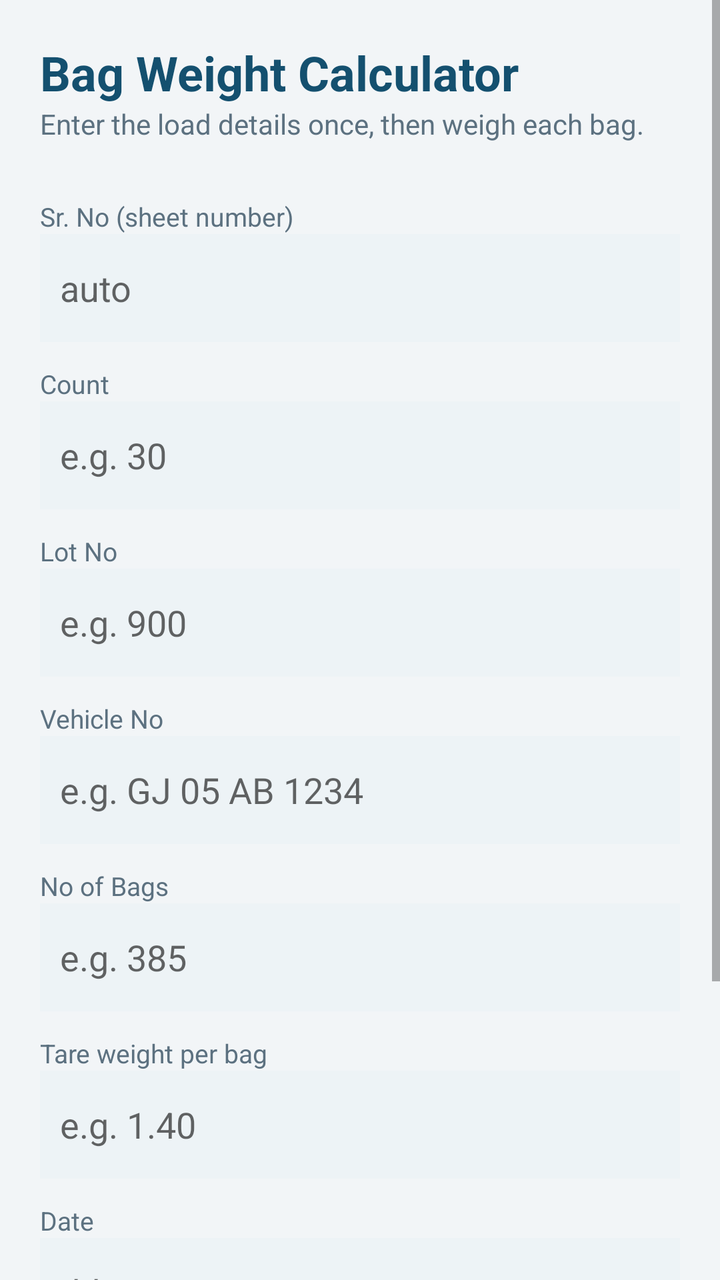
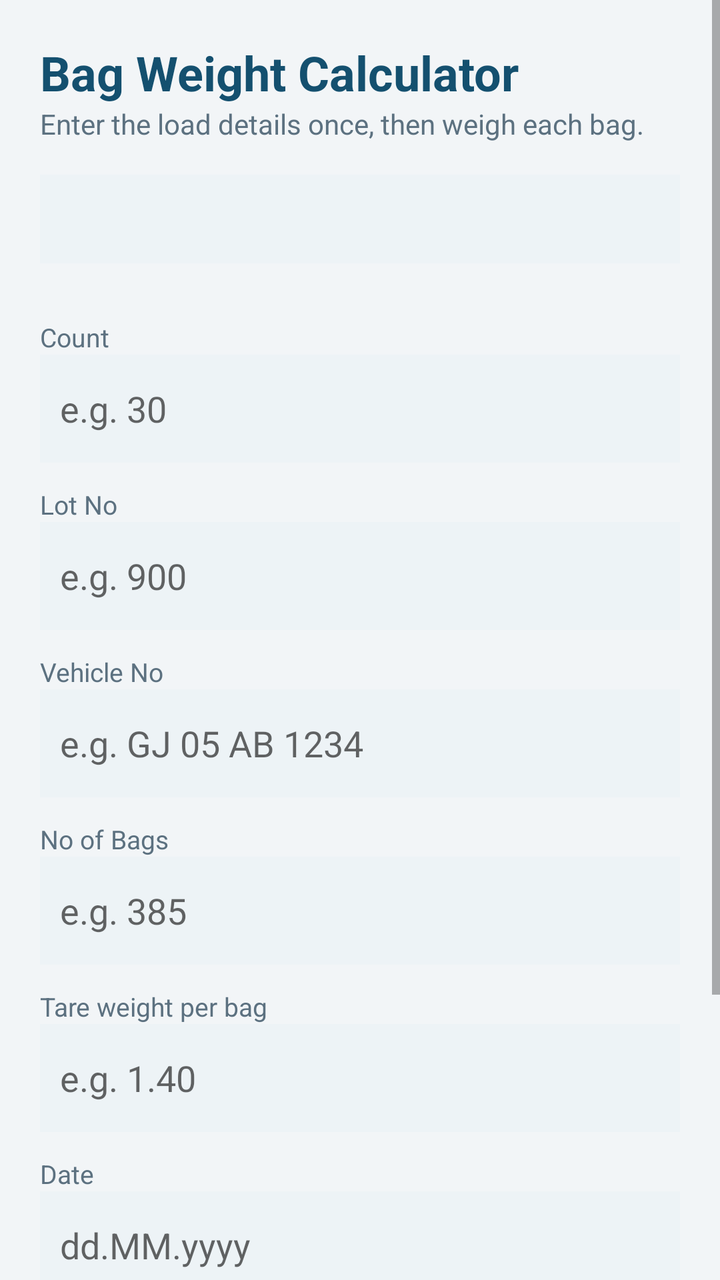

An Android layout rendered at two revisions. The XML below is the earlier revision; the diff shows what the commit changed to produce the second picture.
<!-- AndroidManifest.xml: application theme AppTheme -->
<!-- res/layout/activity_main.xml -->
<?xml version="1.0" encoding="utf-8"?>
<ScrollView xmlns:android="http://schemas.android.com/apk/res/android"
    android:layout_width="match_parent"
    android:layout_height="match_parent"
    android:fillViewport="true"
    android:background="@color/bg">

    <LinearLayout
        android:layout_width="match_parent"
        android:layout_height="wrap_content"
        android:orientation="vertical"
        android:padding="20dp">

        <TextView
            android:layout_width="match_parent"
            android:layout_height="wrap_content"
            android:text="@string/app_name"
            android:textColor="@color/primary_dark"
            android:textSize="24sp"
            android:textStyle="bold" />

        <TextView
            android:layout_width="match_parent"
            android:layout_height="wrap_content"
            android:layout_marginBottom="16dp"
            android:text="@string/load_subtitle"
            android:textColor="@color/muted"
            android:textSize="14sp" />

        
        <LinearLayout
            android:id="@+id/resume_banner"
            android:layout_width="match_parent"
            android:layout_height="wrap_content"
            android:layout_marginBottom="20dp"
            android:background="@color/banner"
            android:orientation="vertical"
            android:padding="14dp"
            android:visibility="gone">

            <TextView
                android:id="@+id/tv_resume"
                android:layout_width="match_parent"
                android:layout_height="wrap_content"
                android:textColor="@color/text"
                android:textSize="15sp" />

            <LinearLayout
                android:layout_width="match_parent"
                android:layout_height="wrap_content"
                android:layout_marginTop="10dp"
                android:orientation="horizontal">

                <Button
                    android:id="@+id/btn_resume"
                    style="?android:attr/buttonStyle"
                    android:layout_width="0dp"
                    android:layout_height="wrap_content"
                    android:layout_weight="1"
                    android:text="@string/resume" />

                <Button
                    android:id="@+id/btn_discard"
                    style="?android:attr/buttonStyle"
                    android:layout_width="0dp"
                    android:layout_height="wrap_content"
                    android:layout_marginStart="8dp"
                    android:layout_marginLeft="8dp"
                    android:layout_weight="1"
                    android:text="@string/discard" />
            </LinearLayout>
        </LinearLayout>

        <TextView style="@style/FieldLabel" android:text="@string/sr_no" />

        <EditText
            android:id="@+id/et_seq"
            style="@style/Field"
            android:hint="@string/sr_hint"
            android:inputType="number"
            android:autofillHints="" />

        <TextView style="@style/FieldLabel" android:text="@string/count" />

        <EditText
            android:id="@+id/et_count"
            style="@style/Field"
            android:hint="@string/count_hint"
            android:inputType="textCapCharacters"
            android:autofillHints="" />

        <TextView style="@style/FieldLabel" android:text="@string/lot_no" />

        <EditText
            android:id="@+id/et_lot"
            style="@style/Field"
            android:hint="@string/lot_hint"
            android:inputType="textCapCharacters"
            android:autofillHints="" />

        <TextView style="@style/FieldLabel" android:text="@string/vehicle_no" />

        <EditText
            android:id="@+id/et_vehicle"
            style="@style/Field"
            android:hint="@string/vehicle_hint"
            android:inputType="textCapCharacters"
            android:autofillHints="" />

        <TextView style="@style/FieldLabel" android:text="@string/no_of_bags" />

        <EditText
            android:id="@+id/et_bags"
            style="@style/Field"
            android:hint="@string/bags_hint"
            android:inputType="number"
            android:autofillHints="" />

        <TextView style="@style/FieldLabel" android:text="@string/tare_weight" />

        <EditText
            android:id="@+id/et_tare"
            style="@style/Field"
            android:hint="@string/tare_hint"
            android:inputType="numberDecimal"
            android:autofillHints="" />

        <TextView style="@style/FieldLabel" android:text="@string/date" />

        <EditText
            android:id="@+id/et_date"
            style="@style/Field"
            android:hint="@string/date_hint"
            android:inputType="text"
            android:autofillHints="" />

        <Button
            android:id="@+id/btn_start"
            android:layout_width="match_parent"
            android:layout_height="58dp"
            android:layout_marginTop="24dp"
            android:background="@color/primary"
            android:text="@string/start_weighing"
            android:textColor="#FFFFFF"
            android:textSize="17sp"
            android:textStyle="bold" />

        <Button
            android:id="@+id/btn_history"
            android:layout_width="match_parent"
            android:layout_height="50dp"
            android:layout_marginTop="10dp"
            android:text="@string/past_loads" />

    </LinearLayout>
</ScrollView>
<!-- resources referenced by this layout -->
<resources>
  <color name="banner">#DCEEF6</color>
  <color name="bg">#F2F5F7</color>
  <color name="muted">#5C7180</color>
  <color name="primary">#1E6F9F</color>
  <color name="primary_dark">#14506F</color>
  <color name="text">#1B2A33</color>
  <string name="app_name">Bag Weight Calculator</string>
  <string name="bags_hint">e.g. 385</string>
  <string name="count">Count</string>
  <string name="count_hint">e.g. 30</string>
  <string name="date">Date</string>
  <string name="date_hint">dd.MM.yyyy</string>
  <string name="discard">Discard</string>
  <string name="load_subtitle">Enter the load details once, then weigh each bag.</string>
  <string name="lot_hint">e.g. 900</string>
  <string name="lot_no">Lot No</string>
  <string name="no_of_bags">No of Bags</string>
  <string name="past_loads">Past loads</string>
  <string name="resume">Resume</string>
  <string name="sr_hint">auto</string>
  <string name="sr_no">Sr. No (sheet number)</string>
  <string name="start_weighing">Start weighing</string>
  <string name="tare_hint">e.g. 1.40</string>
  <string name="tare_weight">Tare weight per bag</string>
  <string name="vehicle_hint">e.g. GJ 05 AB 1234</string>
  <string name="vehicle_no">Vehicle No</string>
  <style name="Field">
          <item name="android:layout_width">match_parent</item>
          <item name="android:layout_height">54dp</item>
          <item name="android:background">@color/field</item>
          <item name="android:padding">10dp</item>
          <item name="android:singleLine">true</item>
          <item name="android:textColor">@color/text</item>
          <item name="android:textSize">18sp</item>
      </style>
  <style name="FieldLabel">
          <item name="android:layout_width">match_parent</item>
          <item name="android:layout_height">wrap_content</item>
          <item name="android:layout_marginTop">12dp</item>
          <item name="android:textColor">@color/muted</item>
          <item name="android:textSize">13sp</item>
      </style>
  <style name="AppTheme" parent="Theme.AppCompat.Light.NoActionBar">
          <item name="colorPrimary">@color/primary</item>
          <item name="colorPrimaryDark">@color/primary_dark</item>
          <item name="colorAccent">@color/accent</item>
          <item name="android:windowBackground">@color/bg</item>
      </style>
  <color name="field">#EDF3F6</color>
  <color name="accent">#C0504D</color>
</resources>

<!-- the commit's change to res/layout/activity_main.xml (unified diff, before → after) -->
@@ -1,5 +1,6 @@
 <?xml version="1.0" encoding="utf-8"?>
 <ScrollView xmlns:android="http://schemas.android.com/apk/res/android"
+    android:id="@+id/root"
     android:layout_width="match_parent"
     android:layout_height="match_parent"
     android:fillViewport="true"
@@ -26,6 +27,17 @@
             android:text="@string/load_subtitle"
             android:textColor="@color/muted"
             android:textSize="14sp" />
+
+        <TextView
+            android:id="@+id/tv_next_seq"
+            android:layout_width="match_parent"
+            android:layout_height="wrap_content"
+            android:layout_marginBottom="16dp"
+            android:background="@color/field"
+            android:padding="12dp"
+            android:textColor="@color/primary_dark"
+            android:textSize="15sp"
+            android:textStyle="bold" />
 
         
         <LinearLayout
@@ -70,15 +82,6 @@
                     android:text="@string/discard" />
             </LinearLayout>
         </LinearLayout>
-
-        <TextView style="@style/FieldLabel" android:text="@string/sr_no" />
-
-        <EditText
-            android:id="@+id/et_seq"
-            style="@style/Field"
-            android:hint="@string/sr_hint"
-            android:inputType="number"
-            android:autofillHints="" />
 
         <TextView style="@style/FieldLabel" android:text="@string/count" />
 
@@ -152,5 +155,9 @@
             android:layout_marginTop="10dp"
             android:text="@string/past_loads" />
 
+        <View
+            android:layout_width="match_parent"
+            android:layout_height="12dp" />
+
     </LinearLayout>
 </ScrollView>
<!-- resource entries referenced after the edit -->
@@ -19,8 +19,6 @@
   <string name="no_of_bags">No of Bags</string>
   <string name="past_loads">Past loads</string>
   <string name="resume">Resume</string>
-  <string name="sr_hint">auto</string>
-  <string name="sr_no">Sr. No (sheet number)</string>
   <string name="start_weighing">Start weighing</string>
   <string name="tare_hint">e.g. 1.40</string>
   <string name="tare_weight">Tare weight per bag</string>
@@ -47,6 +45,7 @@
           <item name="colorPrimaryDark">@color/primary_dark</item>
           <item name="colorAccent">@color/accent</item>
           <item name="android:windowBackground">@color/bg</item>
+          <item name="android:windowLightStatusBar">true</item>
       </style>
   <color name="field">#EDF3F6</color>
   <color name="accent">#C0504D</color>
